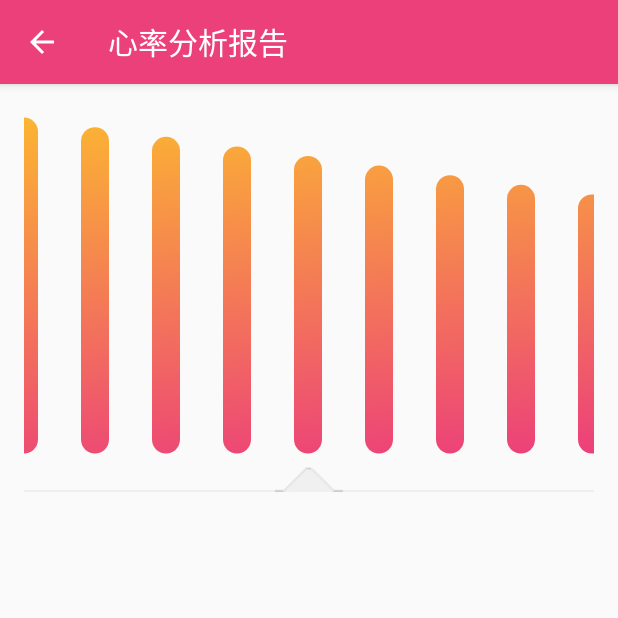
After one commit to agenthun/BleECG, an Android app: the ReportActivity screen opened directly, with no data from a screen before it, on a phone screen of 412 x 824 dp, the top half of it. The commit adds this screen. Run offline under Robolectric (Android 15) with nearby library versions, the phone set to English and light mode, and no system bars.

Commit message:
add HistogramView

```diff
--- a/app/build.gradle
+++ b/app/build.gradle
@@ -17,7 +17,6 @@ android {
         }
     }
     repositories {
-        maven { url 'http://jsoup.org' }
         maven { url "https://oss.sonatype.org/content/repositories/snapshots/" }
         maven { url "https://jitpack.io" }
     }
--- a/app/src/main/AndroidManifest.xml
+++ b/app/src/main/AndroidManifest.xml
@@ -45,6 +45,10 @@
             android:name=".activity.TipsActivity"
             android:label="@string/title_activity_tips"
             android:theme="@style/AppTheme.NoActionBar" />
+        <activity
+            android:name=".activity.ReportActivity"
+            android:label="@string/title_activity_report"
+            android:theme="@style/AppTheme.NoActionBar" />
     </application>
 
 </manifest>
--- /dev/null
+++ b/app/src/main/java/com/agenthun/bleecg/activity/ReportActivity.java
@@ -0,0 +1,37 @@
+package com.agenthun.bleecg.activity;
+
+import android.support.v7.app.AppCompatActivity;
+import android.os.Bundle;
+import android.support.v7.widget.Toolbar;
+import android.util.Log;
+import android.view.View;
+
+import com.agenthun.bleecg.R;
+
+public class ReportActivity extends AppCompatActivity {
+
+    private static final String TAG = "ReportActivity";
+
+    @Override
+    protected void onCreate(Bundle savedInstanceState) {
+        super.onCreate(savedInstanceState);
+        setContentView(R.layout.activity_report);
+
+        Toolbar toolbar = (Toolbar) findViewById(R.id.toolbar);
+        toolbar.setNavigationIcon(R.drawable.ic_arrow_back_white_24dp);
+        setSupportActionBar(toolbar);
+        toolbar.setNavigationOnClickListener(new View.OnClickListener() {
+            @Override
+            public void onClick(View v) {
+                Log.d(TAG, "onBackPressed()");
+                onBackPressed();
+            }
+        });
+    }
+
+    @Override
+    public void onBackPressed() {
+        super.onBackPressed();
+        finish();
+    }
+}
--- a/app/src/main/java/com/agenthun/bleecg/activity/TipsActivity.java
+++ b/app/src/main/java/com/agenthun/bleecg/activity/TipsActivity.java
@@ -26,8 +26,6 @@ public class TipsActivity extends AppCompatActivity {
         toolbar.setTitle("");
         toolbar.setNavigationIcon(R.drawable.ic_arrow_back_white_24dp);
         setSupportActionBar(toolbar);
-
-
         toolbar.setNavigationOnClickListener(new View.OnClickListener() {
             @Override
             public void onClick(View v) {
@@ -43,7 +41,7 @@ public class TipsActivity extends AppCompatActivity {
         webSettings.setAppCachePath(this.getApplicationContext().getDir("cache", MODE_PRIVATE).getPath());
         webSettings.setAllowFileAccess(true);
         webSettings.setAppCacheEnabled(true);
-        webSettings.setCacheMode(WebSettings.LOAD_DEFAULT);
+        webSettings.setCacheMode(WebSettings.LOAD_CACHE_ELSE_NETWORK);
         webView.loadUrl("file:///android_asset/index.html");
     }
 
--- a/app/src/main/java/com/agenthun/bleecg/fragment/ECGHelperFragment.java
+++ b/app/src/main/java/com/agenthun/bleecg/fragment/ECGHelperFragment.java
@@ -31,6 +31,7 @@ import android.view.animation.Interpolator;
 import android.widget.FrameLayout;
 
 import com.agenthun.bleecg.R;
+import com.agenthun.bleecg.activity.ReportActivity;
 import com.agenthun.bleecg.activity.TipsActivity;
 import com.agenthun.bleecg.utils.ApiLevelHelper;
 import com.agenthun.bleecg.utils.DataLogUtils;
@@ -148,7 +149,8 @@ public class ECGHelperFragment extends Fragment {
 
     @OnClick(R.id.card_report)
     public void onReportBtnClick() {
-        Log.d(TAG, "onReportBtnClick() returned: ");
+        Intent intent = new Intent(getContext(), ReportActivity.class);
+        startActivity(intent);
     }
 
     @OnClick(R.id.card_tips)
--- /dev/null
+++ b/app/src/main/java/com/agenthun/bleecg/view/HistogramView.java
@@ -0,0 +1,198 @@
+package com.agenthun.bleecg.view;
+
+import android.content.Context;
+import android.graphics.Canvas;
+import android.graphics.LinearGradient;
+import android.graphics.Paint;
+import android.graphics.RectF;
+import android.graphics.Shader;
+import android.support.v4.content.ContextCompat;
+import android.util.AttributeSet;
+import android.util.Log;
+import android.view.MotionEvent;
+import android.view.View;
+
+import com.agenthun.bleecg.R;
+
+/**
+ * @project BleECG
+ * @authors agenthun
+ * @date 16/8/7 01:43.
+ */
+public class HistogramView extends View {
+    private static final String TAG = "HistogramView";
+
+    private int mWidth;
+    private int mRectSpace;
+    private int mRectHeight;
+    private int mRectWidth;
+    private int mRectHalfWidth;
+    private int mRectCount = 9;
+    private int offset = 0;
+
+    private int mDataLength = 20;
+    float[] currentHeight;
+
+    private Paint mPaint;
+
+    private LinearGradient mLinearGradient;
+
+    private Context mContext;
+
+    public HistogramView(Context context) {
+        super(context);
+        initView(context);
+    }
+
+    public HistogramView(Context context, AttributeSet attrs) {
+        super(context, attrs);
+        initView(context);
+    }
+
+    public HistogramView(Context context, AttributeSet attrs, int defStyleAttr) {
+        super(context, attrs, defStyleAttr);
+        initView(context);
+    }
+
+    private void initView(Context context) {
+        mContext = context;
+        mPaint = new Paint(Paint.ANTI_ALIAS_FLAG);
+    }
+
+    private void initData() {
+        currentHeight = new float[mDataLength];
+        for (int i = 0; i < mDataLength; i++) {
+            currentHeight[i] = (i + 1.0f) / (mDataLength * 2) * mRectHeight;
+        }
+    }
+
+    @Override
+    protected void onMeasure(int widthMeasureSpec, int heightMeasureSpec) {
+        super.onMeasure(widthMeasureSpec, heightMeasureSpec);
+    }
+
+    @Override
+    protected void onDraw(Canvas canvas) {
+        super.onDraw(canvas);
+        RectF rectF = null;
+
+        for (int i = 0; i < mRectCount; i++) {
+            float index = mRectSpace * i;
+
+            rectF = new RectF(
+                    index - mRectHalfWidth,
+                    currentHeight[(i + offset) % mDataLength],
+                    index + mRectHalfWidth,
+                    mRectHeight * 0.9f);
+
+            canvas.drawRoundRect(
+                    rectF,
+                    mRectHalfWidth,
+                    mRectHalfWidth,
+                    mPaint);
+        }
+    }
+
+    @Override
+    protected void onSizeChanged(int w, int h, int oldw, int oldh) {
+        super.onSizeChanged(w, h, oldw, oldh);
+        mWidth = getWidth();
+        mRectHeight = getHeight();
+        mRectSpace = mWidth / (mRectCount - 1);
+        mRectWidth = (int) (mRectSpace * 0.4f);
+        mRectHalfWidth = mRectWidth / 2;
+
+        mLinearGradient = new LinearGradient(
+                0,
+                0,
+                mRectWidth,
+                mRectHeight,
+                ContextCompat.getColor(mContext, R.color.colorAccent),
+                ContextCompat.getColor(mContext, R.color.colorPrimary),
+                Shader.TileMode.CLAMP);
+        mPaint.setShader(mLinearGradient);
+
+        initData();
+    }
+
+    private int mLastX;
+    private int mStart;
+    private int mEnd;
+
+//    private float velocityX = 0;
+//    private float velocityY = 0;
+//    private float frictionX = 1;
+//    private float frictionY = 1;
+//    private float mFrictionForceX = 10;
+//    private float mFrictionForceY = 10;
+//
+//    private float mLastX = Integer.MAX_VALUE;
+//    private float mLastY = Integer.MAX_VALUE;
+//    private float downX;
+//    private float downY;
+
+    @Override
+    public boolean onTouchEvent(MotionEvent event) {
+        int x = (int) event.getX();
+//        float y = event.getY();
+/*        switch (event.getAction()) {
+            case MotionEvent.ACTION_DOWN:
+                mLastX = x;
+                mLastY = y;
+                downX = x;
+                downY = y;
+                break;
+            case MotionEvent.ACTION_MOVE:
+                velocityX = (mLastX - x);
+                velocityY = (mLastY - y);
+
+                mLastX = x;
+                mLastY = y;
+                break;
+            case MotionEvent.ACTION_UP:
+                if (Math.abs(downX-x)<mTouchSlop && Math.abs(downY-y)<mTouchSlop)
+                break;
+        }*/
+        switch (event.getAction()) {
+            case MotionEvent.ACTION_DOWN:
+                mLastX = x;
+                mStart = getScrollX();
+                Log.d(TAG, "onTouchEvent() returned: ACTION_DOWN");
+                break;
+            case MotionEvent.ACTION_MOVE:
+                int dx = mLastX - x;
+                Log.d(TAG, "onTouchEvent() returned: getScrollX() = " + getScrollX());
+                if (getScrollX() < 0) {
+                    dx = mRectHalfWidth;
+                }
+                if (getScrollX() > mRectSpace * mRectCount) {
+                    dx = -mRectSpace * mRectCount;
+                }
+                scrollBy(dx, 0);
+                offset = getScrollX() / mRectSpace + 1;
+                mLastX = x;
+                Log.d(TAG, "onTouchEvent() returned: ACTION_MOVE dx= " + dx);
+                break;
+            case MotionEvent.ACTION_UP:
+                mEnd = getScrollX();
+                int dScrollX = mEnd - mStart;
+                if (dScrollX > 0) {
+                    if (dScrollX < mRectSpace / 2) {
+                        Log.d(TAG, "onTouchEvent: 0 < dScrollX < mRectSpace/2, " + dScrollX);
+                    } else {
+                        Log.d(TAG, "onTouchEvent: dScrollX > mRectSpace/2, " + dScrollX);
+                    }
+                } else {
+                    if (-dScrollX < mRectSpace / 2) {
+                        Log.d(TAG, "onTouchEvent: -mRectSpace/2 < dScrollX < 0, " + dScrollX);
+                    } else {
+                        Log.d(TAG, "onTouchEvent: dScrollX < -mRectSpace/2, " + dScrollX);
+                    }
+                }
+                Log.d(TAG, "onTouchEvent() returned: ACTION_UP");
+                break;
+        }
+        postInvalidate();
+        return true;
+    }
+}
--- /dev/null
+++ b/app/src/main/res/drawable/goal_activity_ripple_spinner_bg.xml
@@ -0,0 +1,6 @@
+<?xml version="1.0" encoding="utf-8"?>
+<selector xmlns:android="http://schemas.android.com/apk/res/android">
+    <item android:drawable="@drawable/winset_buttonbarbutton_selector_pressed" android:state_pressed="true" />
+    <item android:drawable="@drawable/winset_buttonbarbutton_selector_focused" android:state_focused="true" />
+    <item android:drawable="@color/white_70pc" />
+</selector>
--- /dev/null
+++ b/app/src/main/res/drawable/home_profile_spinner_background.xml
@@ -0,0 +1,5 @@
+<?xml version="1.0" encoding="utf-8"?>
+<selector xmlns:android="http://schemas.android.com/apk/res/android" android:autoMirrored="true">
+    <item android:drawable="@drawable/spinner_focused" android:state_focused="true" />
+    <item android:drawable="@drawable/chart_spinner_mtrl_am_alpha" />
+</selector>
--- /dev/null
+++ b/app/src/main/res/drawable/spinner_focused.xml
@@ -0,0 +1,9 @@
+<?xml version="1.0" encoding="utf-8"?>
+<layer-list xmlns:android="http://schemas.android.com/apk/res/android">
+    <item>
+        <shape>
+            <solid android:color="@color/gray_50" />
+        </shape>
+    </item>
+    <item android:drawable="@drawable/chart_spinner_mtrl_am_alpha" />
+</layer-list>
--- /dev/null
+++ b/app/src/main/res/layout/activity_report.xml
@@ -0,0 +1,95 @@
+<?xml version="1.0" encoding="utf-8"?>
+<android.support.design.widget.CoordinatorLayout xmlns:android="http://schemas.android.com/apk/res/android"
+    xmlns:app="http://schemas.android.com/apk/res-auto"
+    xmlns:tools="http://schemas.android.com/tools"
+    android:id="@+id/coordinatorLayout"
+    android:layout_width="match_parent"
+    android:layout_height="match_parent"
+    android:fitsSystemWindows="true">
+
+    <android.support.design.widget.AppBarLayout
+        android:id="@+id/appbar"
+        android:layout_width="match_parent"
+        android:layout_height="wrap_content"
+        android:theme="@style/AppTheme.AppBarOverlay">
+
+        <android.support.v7.widget.Toolbar
+            android:id="@+id/toolbar"
+            android:layout_width="match_parent"
+            android:layout_height="?attr/actionBarSize"
+            android:background="?attr/colorPrimary"
+            app:popupTheme="@style/AppTheme.PopupOverlay" />
+
+    </android.support.design.widget.AppBarLayout>
+
+    <android.support.v4.widget.NestedScrollView
+        android:id="@+id/nestedScrollView"
+        android:layout_width="match_parent"
+        android:layout_height="match_parent"
+        android:fillViewport="false"
+        android:paddingBottom="@dimen/spacing_double"
+        android:paddingLeft="@dimen/spacing_double"
+        android:paddingRight="@dimen/spacing_double"
+        android:paddingTop="@dimen/spacing_double"
+        app:layout_behavior="@string/appbar_scrolling_view_behavior">
+
+        <LinearLayout
+            android:layout_width="match_parent"
+            android:layout_height="match_parent"
+            android:orientation="vertical">
+
+            <FrameLayout
+                android:id="@+id/goal_activity_trends_period_chart_layout"
+                android:layout_width="match_parent"
+                android:layout_height="256dp">
+
+                <!--                <FrameLayout
+                                    android:id="@+id/goal_activity_trends_period_spinner_layout"
+                                    android:layout_width="wrap_content"
+                                    android:layout_height="45dp"
+                                    android:background="@drawable/goal_activity_ripple_spinner_bg"
+                                    android:clickable="true"
+                                    android:focusable="true"
+                                    android:nextFocusDown="@id/goal_activity_trends_period_chart_layout"
+                                    android:paddingEnd="8dp"
+                                    android:paddingStart="16dp"
+                                    android:paddingTop="7dp"
+                                    android:soundEffectsEnabled="false">
+
+                                    <Spinner
+                                        android:id="@+id/goal_activity_trends_period_spinner"
+                                        android:layout_width="wrap_content"
+                                        android:layout_height="37dp"
+                                        android:layout_gravity="start|center|top"
+                                        android:background="@drawable/home_profile_spinner_background"
+                                        android:paddingBottom="6dp"
+                                        android:paddingTop="6dp" />
+                                </FrameLayout>-->
+                <com.agenthun.bleecg.view.HistogramView
+                    android:layout_width="match_parent"
+                    android:layout_height="match_parent" />
+
+                <FrameLayout
+                    android:id="@+id/goal_activity_trends_arrow_area"
+                    android:layout_width="wrap_content"
+                    android:layout_height="wrap_content"
+                    android:layout_gravity="bottom"
+                    android:background="@color/gray_50">
+
+                    <View
+                        android:layout_width="match_parent"
+                        android:layout_height="1dp"
+                        android:layout_gravity="bottom"
+                        android:background="@color/gray_200" />
+
+                    <ImageView
+                        android:layout_width="match_parent"
+                        android:layout_height="20dp"
+                        android:src="@drawable/common_chart_handler_info_indicator01" />
+                </FrameLayout>
+            </FrameLayout>
+
+
+        </LinearLayout>
+    </android.support.v4.widget.NestedScrollView>
+</android.support.design.widget.CoordinatorLayout>
--- a/app/src/main/res/values/colors.xml
+++ b/app/src/main/res/values/colors.xml
@@ -13,6 +13,7 @@
     <color name="text_light">@android:color/white</color>
     <color name="text_dark">#616161</color>
 
+    <color name="gray_50">#fafafa</color>
     <color name="gray_100">#f5f5f5</color>
     <color name="gray_200">#eeeeee</color>
 
--- a/app/src/main/res/values/strings.xml
+++ b/app/src/main/res/values/strings.xml
@@ -34,5 +34,6 @@
 
     <string name="text_hint_current_heart_rate">当前心率</string>
     <string name="title_activity_tips">健康小贴士</string>
+    <string name="title_activity_report">心率分析报告</string>
 
 </resources>
```
Also changed, not shown: app/src/main/java/com/agenthun/bleecg/view/DrawWaveView.java (deleted, +0 -185 lines), app/src/main/java/com/agenthun/bleecg/view/HeartView.java (deleted, +0 -24 lines), app/src/main/res/drawable-xxhdpi/chart_spinner_mtrl_am_alpha.9.png (added), app/src/main/res/drawable-xxhdpi/common_chart_handler_info_indicator01.png (added), app/src/main/res/drawable-xxhdpi/winset_buttonbarbutton_selector_focused.9.png (added), app/src/main/res/drawable-xxhdpi/winset_buttonbarbutton_selector_pressed.9.png (added), 2 other files.
